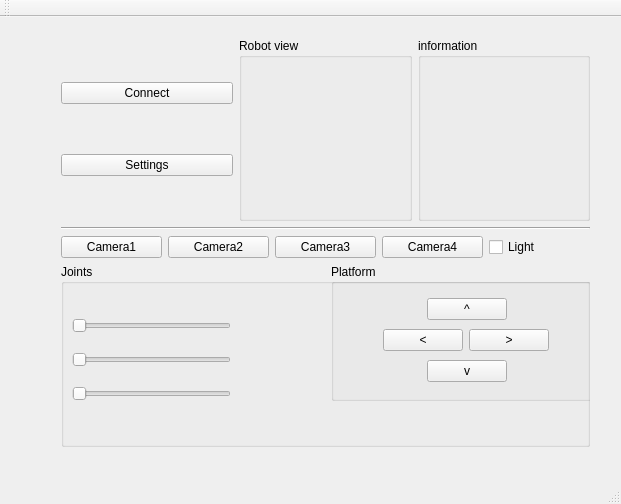
This is qt_helloworld/gui/mainwindow.ui in VladMatyunin/robot_engineer as Qt 5 draws it before an edit. The edited form follows.
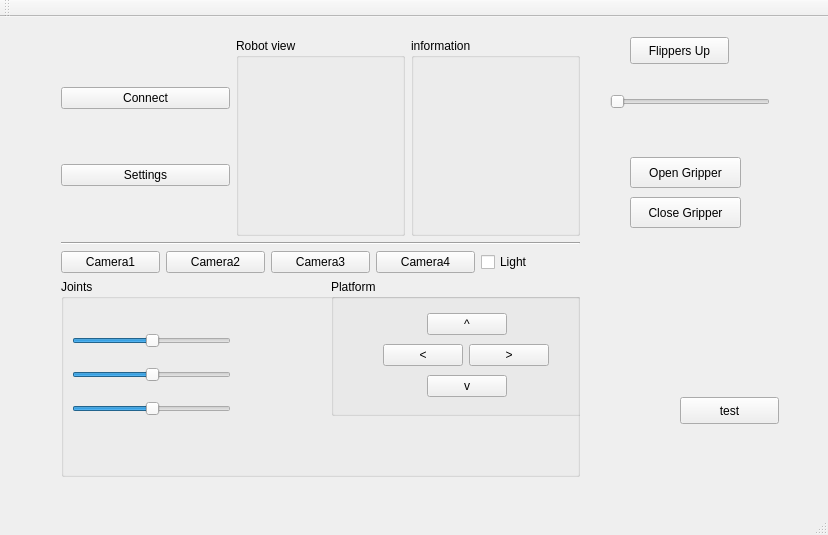
This is the edited form.

```diff
--- a/qt_helloworld/gui/mainwindow.ui
+++ b/qt_helloworld/gui/mainwindow.ui
@@ -6,8 +6,8 @@
    <rect>
     <x>0</x>
     <y>0</y>
-    <width>621</width>
-    <height>504</height>
+    <width>828</width>
+    <height>535</height>
    </rect>
   </property>
   <property name="windowTitle">
@@ -19,8 +19,8 @@
      <rect>
       <x>50</x>
       <y>10</y>
-      <width>551</width>
-      <height>431</height>
+      <width>541</width>
+      <height>461</height>
      </rect>
     </property>
     <layout class="QVBoxLayout" name="mainLayout">
@@ -123,6 +123,9 @@
         <layout class="QVBoxLayout" name="verticalLayout_2">
          <item>
           <widget class="QSlider" name="horizontalSlider">
+           <property name="value">
+            <number>50</number>
+           </property>
            <property name="orientation">
             <enum>Qt::Horizontal</enum>
            </property>
@@ -130,6 +133,9 @@
          </item>
          <item>
           <widget class="QSlider" name="horizontalSlider_2">
+           <property name="value">
+            <number>50</number>
+           </property>
            <property name="orientation">
             <enum>Qt::Horizontal</enum>
            </property>
@@ -137,6 +143,9 @@
          </item>
          <item>
           <widget class="QSlider" name="horizontalSlider_3">
+           <property name="value">
+            <number>50</number>
+           </property>
            <property name="orientation">
             <enum>Qt::Horizontal</enum>
            </property>
@@ -285,6 +294,71 @@
      </item>
     </layout>
    </widget>
+   <widget class="QPushButton" name="flippersUp">
+    <property name="geometry">
+     <rect>
+      <x>630</x>
+      <y>20</y>
+      <width>99</width>
+      <height>27</height>
+     </rect>
+    </property>
+    <property name="text">
+     <string>Flippers Up</string>
+    </property>
+   </widget>
+   <widget class="QSlider" name="flipers_down">
+    <property name="geometry">
+     <rect>
+      <x>610</x>
+      <y>70</y>
+      <width>160</width>
+      <height>29</height>
+     </rect>
+    </property>
+    <property name="orientation">
+     <enum>Qt::Horizontal</enum>
+    </property>
+   </widget>
+   <widget class="QPushButton" name="openGripper">
+    <property name="geometry">
+     <rect>
+      <x>630</x>
+      <y>140</y>
+      <width>111</width>
+      <height>31</height>
+     </rect>
+    </property>
+    <property name="text">
+     <string>Open Gripper</string>
+    </property>
+   </widget>
+   <widget class="QPushButton" name="closeGripper">
+    <property name="geometry">
+     <rect>
+      <x>630</x>
+      <y>180</y>
+      <width>111</width>
+      <height>31</height>
+     </rect>
+    </property>
+    <property name="text">
+     <string>Close Gripper</string>
+    </property>
+   </widget>
+   <widget class="QPushButton" name="test">
+    <property name="geometry">
+     <rect>
+      <x>680</x>
+      <y>380</y>
+      <width>99</width>
+      <height>27</height>
+     </rect>
+    </property>
+    <property name="text">
+     <string>test</string>
+    </property>
+   </widget>
   </widget>
   <widget class="QMenuBar" name="menuBar">
    <property name="geometry">
```
Left out of the diff: 6 changed lines with no effect on the pictures.
